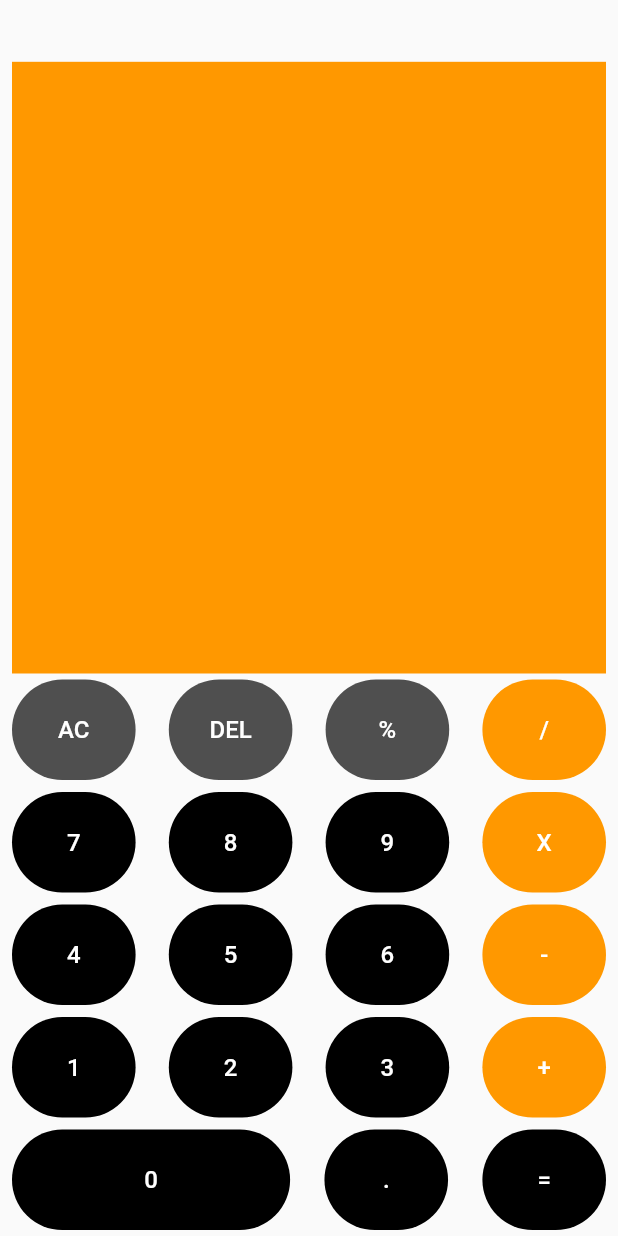
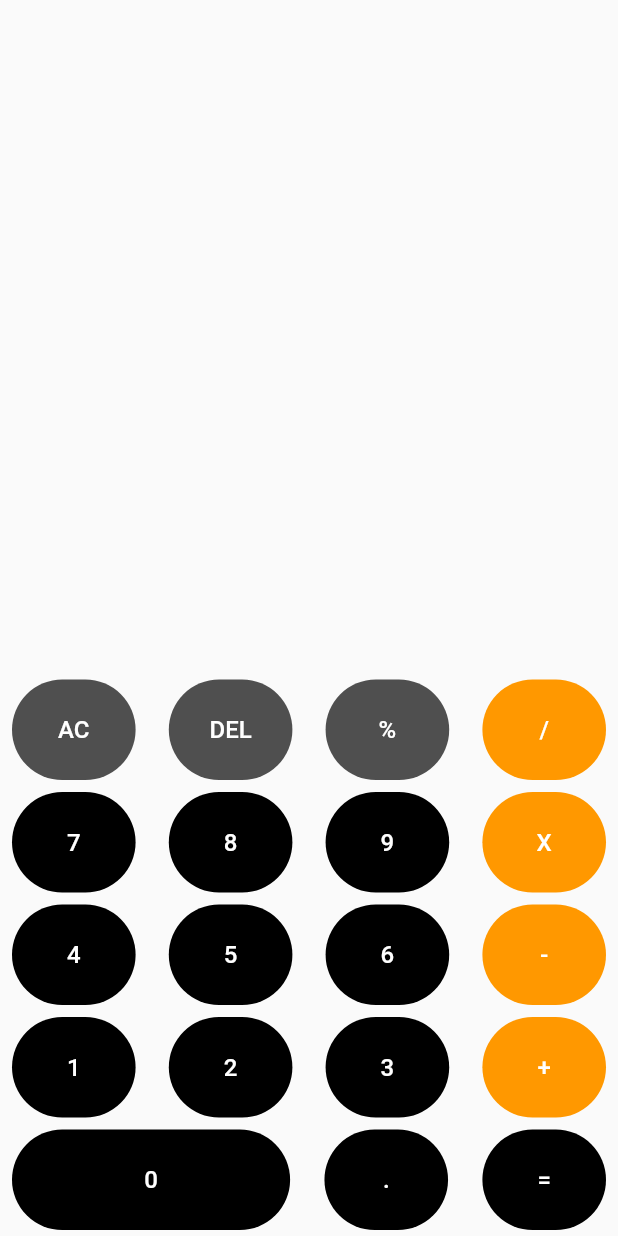
Before and after one commit to yagrariksa/flutter_learn, a Flutter app: the screen it shows after launch, on a phone screen of 412 x 824 dp. Run offline on Flutter 3.47's test engine with Material 2 defaults, Android fonts, the phone set to English and light mode, and no system bars; our stand-ins replace get, math_expressions.

Commit message:
[update] style and optimize

```diff
--- a/lib/calculator.dart
+++ b/lib/calculator.dart
@@ -117,9 +117,6 @@ class CalculatorPage extends StatelessWidget {
         child: Column(
           mainAxisAlignment: MainAxisAlignment.end,
           children: [
-            SizedBox(
-              height: size.height * 0.05,
-            ),
             GetBuilder<CalculatorController>(builder: (context) {
               return resultSection(controller, size);
             }),
@@ -141,16 +138,23 @@ class CalculatorPage extends StatelessWidget {
   Expanded resultSection(CalculatorController controller, Size size) {
     return Expanded(
       child: Container(
-        color: Colors.orange,
         width: size.width,
         child: Align(
           alignment: Alignment.centerRight,
           child: Padding(
-            padding: EdgeInsets.all(8.0),
+            padding: EdgeInsets.all(16.0),
             child: Column(
+              mainAxisAlignment: MainAxisAlignment.center,
+              crossAxisAlignment: CrossAxisAlignment.end,
               children: [
-                Text(controller.userInput),
-                Text(controller.userOutput),
+                Text(
+                  controller.userInput,
+                  style: resultTextStyle,
+                ),
+                Text(
+                  controller.userOutput,
+                  style: resultTextStyle,
+                ),
               ],
             ),
           ),
@@ -250,3 +254,9 @@ const btnTextStyle = TextStyle(
   color: Colors.white,
   fontSize: 16,
 );
+
+const resultTextStyle = TextStyle(
+  color: Colors.black,
+  fontSize: 48,
+  decoration: TextDecoration.none,
+);
--- a/lib/calculatorController.dart
+++ b/lib/calculatorController.dart
@@ -20,6 +20,7 @@ class CalculatorController extends GetxController {
     } catch (e) {
       print("EXPRESSION : ${userInputFix}");
       print(e);
+      userOutput = "Error";
     }
 
     update();
--- a/lib/main.dart
+++ b/lib/main.dart
@@ -13,6 +13,7 @@ class MyApp extends StatelessWidget {
   @override
   Widget build(BuildContext context) {
     return GetMaterialApp(
+      debugShowCheckedModeBanner: false,
       title: 'Flutter Demo',
       initialBinding: MyBindings(),
       theme: ThemeData(
```
